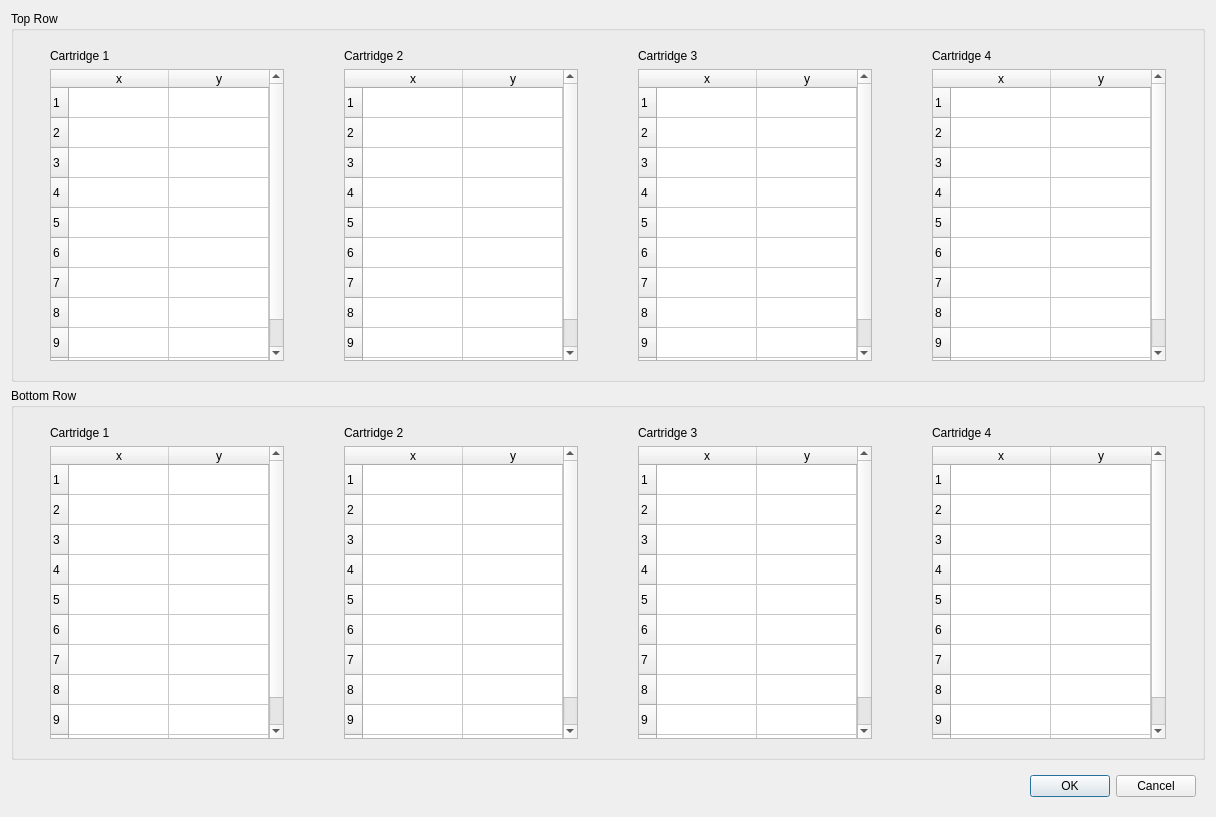
This is nicos_ess/loki/gui/ui_files/sample_changers/thermo_cell_holder_positions.ui in jfkcooper/nicos as Qt 5 draws it before an edit. The edited form follows.
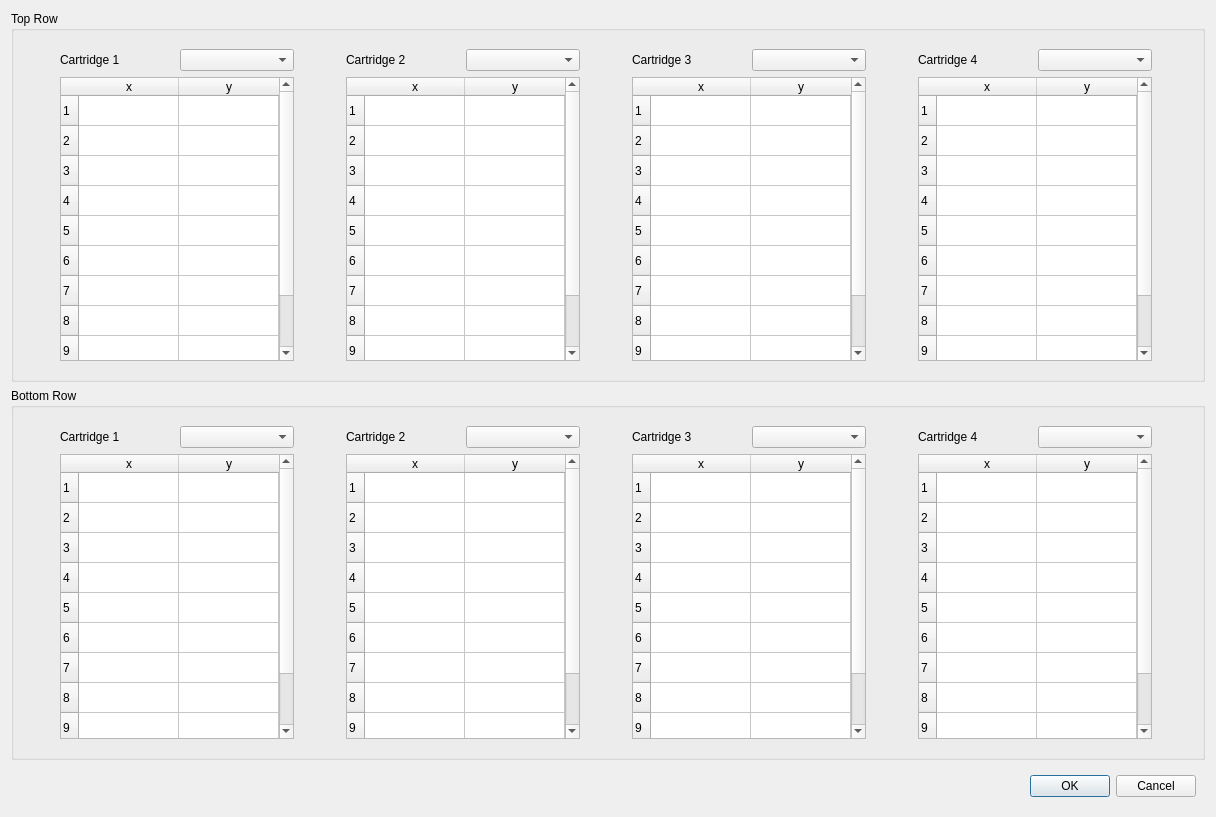
This is the edited form.

Commit message: lay out the baisc and ui changes

Patch:
```diff
--- a/nicos_ess/loki/gui/ui_files/sample_changers/thermo_cell_holder_positions.ui
+++ b/nicos_ess/loki/gui/ui_files/sample_changers/thermo_cell_holder_positions.ui
@@ -10,6 +10,12 @@
     <height>817</height>
    </rect>
   </property>
+  <property name="sizePolicy">
+   <sizepolicy hsizetype="Maximum" vsizetype="Preferred">
+    <horstretch>0</horstretch>
+    <verstretch>0</verstretch>
+   </sizepolicy>
+  </property>
   <property name="windowTitle">
    <string>Form</string>
   </property>
@@ -47,64 +53,19 @@
      <layout class="QGridLayout" name="gridLayout_22">
       <item row="0" column="1">
        <widget class="QFrame" name="frame_22">
+        <property name="sizePolicy">
+         <sizepolicy hsizetype="Maximum" vsizetype="Preferred">
+          <horstretch>0</horstretch>
+          <verstretch>0</verstretch>
+         </sizepolicy>
+        </property>
         <property name="frameShape">
          <enum>QFrame::NoFrame</enum>
         </property>
         <property name="frameShadow">
          <enum>QFrame::Sunken</enum>
         </property>
-        <layout class="QGridLayout" name="gridLayout_25">
-         <item row="1" column="0">
-          <widget class="QTableWidget" name="secondRowSecondTable">
-           <property name="sizePolicy">
-            <sizepolicy hsizetype="Fixed" vsizetype="Expanding">
-             <horstretch>0</horstretch>
-             <verstretch>0</verstretch>
-            </sizepolicy>
-           </property>
-           <property name="verticalScrollBarPolicy">
-            <enum>Qt::ScrollBarAsNeeded</enum>
-           </property>
-           <property name="horizontalScrollBarPolicy">
-            <enum>Qt::ScrollBarAlwaysOff</enum>
-           </property>
-           <property name="sizeAdjustPolicy">
-            <enum>QAbstractScrollArea::AdjustToContents</enum>
-           </property>
-           <property name="editTriggers">
-            <set>QAbstractItemView::AnyKeyPressed|QAbstractItemView::CurrentChanged|QAbstractItemView::DoubleClicked|QAbstractItemView::EditKeyPressed</set>
-           </property>
-           <property name="cornerButtonEnabled">
-            <bool>false</bool>
-           </property>
-           <property name="rowCount">
-            <number>10</number>
-           </property>
-           <property name="columnCount">
-            <number>2</number>
-           </property>
-           <row/>
-           <row/>
-           <row/>
-           <row/>
-           <row/>
-           <row/>
-           <row/>
-           <row/>
-           <row/>
-           <row/>
-           <column>
-            <property name="text">
-             <string>x</string>
-            </property>
-           </column>
-           <column>
-            <property name="text">
-             <string>y</string>
-            </property>
-           </column>
-          </widget>
-         </item>
+        <layout class="QGridLayout" name="gridLayout_8">
          <item row="0" column="0">
           <widget class="QLabel" name="label_20">
            <property name="text">
@@ -112,11 +73,71 @@
            </property>
           </widget>
          </item>
+         <item row="0" column="1">
+          <widget class="QComboBox" name="cart6comboBox"/>
+         </item>
+         <item row="1" column="0" colspan="2">
+          <widget class="QTableWidget" name="secondRowSecondTable">
+           <property name="sizePolicy">
+            <sizepolicy hsizetype="Fixed" vsizetype="Expanding">
+             <horstretch>0</horstretch>
+             <verstretch>0</verstretch>
+            </sizepolicy>
+           </property>
+           <property name="verticalScrollBarPolicy">
+            <enum>Qt::ScrollBarAsNeeded</enum>
+           </property>
+           <property name="horizontalScrollBarPolicy">
+            <enum>Qt::ScrollBarAlwaysOff</enum>
+           </property>
+           <property name="sizeAdjustPolicy">
+            <enum>QAbstractScrollArea::AdjustToContents</enum>
+           </property>
+           <property name="editTriggers">
+            <set>QAbstractItemView::AnyKeyPressed|QAbstractItemView::CurrentChanged|QAbstractItemView::DoubleClicked|QAbstractItemView::EditKeyPressed</set>
+           </property>
+           <property name="cornerButtonEnabled">
+            <bool>false</bool>
+           </property>
+           <property name="rowCount">
+            <number>10</number>
+           </property>
+           <property name="columnCount">
+            <number>2</number>
+           </property>
+           <row/>
+           <row/>
+           <row/>
+           <row/>
+           <row/>
+           <row/>
+           <row/>
+           <row/>
+           <row/>
+           <row/>
+           <column>
+            <property name="text">
+             <string>x</string>
+            </property>
+           </column>
+           <column>
+            <property name="text">
+             <string>y</string>
+            </property>
+           </column>
+          </widget>
+         </item>
         </layout>
        </widget>
       </item>
       <item row="0" column="0">
        <widget class="QFrame" name="frame_20">
+        <property name="sizePolicy">
+         <sizepolicy hsizetype="Maximum" vsizetype="Preferred">
+          <horstretch>0</horstretch>
+          <verstretch>0</verstretch>
+         </sizepolicy>
+        </property>
         <property name="frameShape">
          <enum>QFrame::NoFrame</enum>
         </property>
@@ -126,7 +147,7 @@
         <property name="lineWidth">
          <number>2</number>
         </property>
-        <layout class="QGridLayout" name="gridLayout_23">
+        <layout class="QGridLayout" name="gridLayout_7">
          <item row="0" column="0">
           <widget class="QLabel" name="label_19">
            <property name="text">
@@ -134,7 +155,10 @@
            </property>
           </widget>
          </item>
-         <item row="1" column="0">
+         <item row="0" column="1">
+          <widget class="QComboBox" name="cart5ComboBox"/>
+         </item>
+         <item row="1" column="0" colspan="2">
           <widget class="QTableWidget" name="secondRowFirstTable">
            <property name="sizePolicy">
             <sizepolicy hsizetype="Fixed" vsizetype="Expanding">
@@ -190,14 +214,30 @@
       </item>
       <item row="0" column="2">
        <widget class="QFrame" name="frame_24">
+        <property name="sizePolicy">
+         <sizepolicy hsizetype="Maximum" vsizetype="Preferred">
+          <horstretch>0</horstretch>
+          <verstretch>0</verstretch>
+         </sizepolicy>
+        </property>
         <property name="frameShape">
          <enum>QFrame::NoFrame</enum>
         </property>
         <property name="frameShadow">
          <enum>QFrame::Sunken</enum>
         </property>
-        <layout class="QGridLayout" name="gridLayout_27">
-         <item row="1" column="0">
+        <layout class="QGridLayout" name="gridLayout_9">
+         <item row="0" column="0">
+          <widget class="QLabel" name="label_22">
+           <property name="text">
+            <string>Cartridge 3</string>
+           </property>
+          </widget>
+         </item>
+         <item row="0" column="1">
+          <widget class="QComboBox" name="cart7ComboBox"/>
+         </item>
+         <item row="1" column="0" colspan="2">
           <widget class="QTableWidget" name="secondRowThirdTable">
            <property name="sizePolicy">
             <sizepolicy hsizetype="Fixed" vsizetype="Expanding">
@@ -251,25 +291,24 @@
            </column>
           </widget>
          </item>
-         <item row="0" column="0">
-          <widget class="QLabel" name="label_22">
-           <property name="text">
-            <string>Cartridge 3</string>
-           </property>
-          </widget>
-         </item>
         </layout>
        </widget>
       </item>
       <item row="0" column="3">
        <widget class="QFrame" name="frame_26">
+        <property name="sizePolicy">
+         <sizepolicy hsizetype="Maximum" vsizetype="Preferred">
+          <horstretch>0</horstretch>
+          <verstretch>0</verstretch>
+         </sizepolicy>
+        </property>
         <property name="frameShape">
          <enum>QFrame::NoFrame</enum>
         </property>
         <property name="frameShadow">
          <enum>QFrame::Sunken</enum>
         </property>
-        <layout class="QGridLayout" name="gridLayout_29">
+        <layout class="QGridLayout" name="gridLayout_10">
          <item row="0" column="0">
           <widget class="QLabel" name="label_24">
            <property name="text">
@@ -277,7 +316,10 @@
            </property>
           </widget>
          </item>
-         <item row="1" column="0">
+         <item row="0" column="1">
+          <widget class="QComboBox" name="cart8ComboBox"/>
+         </item>
+         <item row="1" column="0" colspan="2">
           <widget class="QTableWidget" name="secondRowFourthTable">
            <property name="sizePolicy">
             <sizepolicy hsizetype="Fixed" vsizetype="Expanding">
@@ -345,6 +387,12 @@
      <layout class="QGridLayout" name="gridLayout_21">
       <item row="0" column="0">
        <widget class="QFrame" name="frame_2">
+        <property name="sizePolicy">
+         <sizepolicy hsizetype="Maximum" vsizetype="Preferred">
+          <horstretch>0</horstretch>
+          <verstretch>0</verstretch>
+         </sizepolicy>
+        </property>
         <property name="frameShape">
          <enum>QFrame::NoFrame</enum>
         </property>
@@ -355,7 +403,17 @@
          <number>2</number>
         </property>
         <layout class="QGridLayout" name="gridLayout_2">
-         <item row="1" column="0">
+         <item row="0" column="0">
+          <widget class="QLabel" name="label_2">
+           <property name="text">
+            <string>Cartridge 1</string>
+           </property>
+          </widget>
+         </item>
+         <item row="0" column="1">
+          <widget class="QComboBox" name="cart1ComboBox"/>
+         </item>
+         <item row="1" column="0" colspan="2">
           <widget class="QTableWidget" name="firstRowFirstTable">
            <property name="sizePolicy">
             <sizepolicy hsizetype="Fixed" vsizetype="Expanding">
@@ -421,18 +479,17 @@
            </column>
           </widget>
          </item>
-         <item row="0" column="0">
-          <widget class="QLabel" name="label_2">
-           <property name="text">
-            <string>Cartridge 1</string>
-           </property>
-          </widget>
-         </item>
         </layout>
        </widget>
       </item>
       <item row="0" column="3">
        <widget class="QFrame" name="frame_5">
+        <property name="sizePolicy">
+         <sizepolicy hsizetype="Maximum" vsizetype="Preferred">
+          <horstretch>0</horstretch>
+          <verstretch>0</verstretch>
+         </sizepolicy>
+        </property>
         <property name="frameShape">
          <enum>QFrame::NoFrame</enum>
         </property>
@@ -440,57 +497,6 @@
          <enum>QFrame::Sunken</enum>
         </property>
         <layout class="QGridLayout" name="gridLayout_5">
-         <item row="1" column="0">
-          <widget class="QTableWidget" name="firstRowFourthTable">
-           <property name="sizePolicy">
-            <sizepolicy hsizetype="Fixed" vsizetype="Expanding">
-             <horstretch>0</horstretch>
-             <verstretch>0</verstretch>
-            </sizepolicy>
-           </property>
-           <property name="verticalScrollBarPolicy">
-            <enum>Qt::ScrollBarAsNeeded</enum>
-           </property>
-           <property name="horizontalScrollBarPolicy">
-            <enum>Qt::ScrollBarAlwaysOff</enum>
-           </property>
-           <property name="sizeAdjustPolicy">
-            <enum>QAbstractScrollArea::AdjustToContents</enum>
-           </property>
-           <property name="editTriggers">
-            <set>QAbstractItemView::AnyKeyPressed|QAbstractItemView::CurrentChanged|QAbstractItemView::DoubleClicked|QAbstractItemView::EditKeyPressed</set>
-           </property>
-           <property name="cornerButtonEnabled">
-            <bool>false</bool>
-           </property>
-           <property name="rowCount">
-            <number>10</number>
-           </property>
-           <property name="columnCount">
-            <number>2</number>
-           </property>
-           <row/>
-           <row/>
-           <row/>
-           <row/>
-           <row/>
-           <row/>
-           <row/>
-           <row/>
-           <row/>
-           <row/>
-           <column>
-            <property name="text">
-             <string>x</string>
-            </property>
-           </column>
-           <column>
-            <property name="text">
-             <string>y</string>
-            </property>
-           </column>
-          </widget>
-         </item>
          <item row="0" column="0">
           <widget class="QLabel" name="label_5">
            <property name="text">
@@ -498,11 +504,71 @@
            </property>
           </widget>
          </item>
+         <item row="0" column="1">
+          <widget class="QComboBox" name="cart4ComboBox"/>
+         </item>
+         <item row="1" column="0" colspan="2">
+          <widget class="QTableWidget" name="firstRowFourthTable">
+           <property name="sizePolicy">
+            <sizepolicy hsizetype="Fixed" vsizetype="Expanding">
+             <horstretch>0</horstretch>
+             <verstretch>0</verstretch>
+            </sizepolicy>
+           </property>
+           <property name="verticalScrollBarPolicy">
+            <enum>Qt::ScrollBarAsNeeded</enum>
+           </property>
+           <property name="horizontalScrollBarPolicy">
+            <enum>Qt::ScrollBarAlwaysOff</enum>
+           </property>
+           <property name="sizeAdjustPolicy">
+            <enum>QAbstractScrollArea::AdjustToContents</enum>
+           </property>
+           <property name="editTriggers">
+            <set>QAbstractItemView::AnyKeyPressed|QAbstractItemView::CurrentChanged|QAbstractItemView::DoubleClicked|QAbstractItemView::EditKeyPressed</set>
+           </property>
+           <property name="cornerButtonEnabled">
+            <bool>false</bool>
+           </property>
+           <property name="rowCount">
+            <number>10</number>
+           </property>
+           <property name="columnCount">
+            <number>2</number>
+           </property>
+           <row/>
+           <row/>
+           <row/>
+           <row/>
+           <row/>
+           <row/>
+           <row/>
+           <row/>
+           <row/>
+           <row/>
+           <column>
+            <property name="text">
+             <string>x</string>
+            </property>
+           </column>
+           <column>
+            <property name="text">
+             <string>y</string>
+            </property>
+           </column>
+          </widget>
+         </item>
         </layout>
        </widget>
       </item>
       <item row="0" column="1">
        <widget class="QFrame" name="frame_3">
+        <property name="sizePolicy">
+         <sizepolicy hsizetype="Maximum" vsizetype="Preferred">
+          <horstretch>0</horstretch>
+          <verstretch>0</verstretch>
+         </sizepolicy>
+        </property>
         <property name="frameShape">
          <enum>QFrame::NoFrame</enum>
         </property>
@@ -510,7 +576,17 @@
          <enum>QFrame::Sunken</enum>
         </property>
         <layout class="QGridLayout" name="gridLayout_3">
-         <item row="1" column="0">
+         <item row="0" column="0">
+          <widget class="QLabel" name="label_3">
+           <property name="text">
+            <string>Cartridge 2</string>
+           </property>
+          </widget>
+         </item>
+         <item row="0" column="1">
+          <widget class="QComboBox" name="cart2ComboBox"/>
+         </item>
+         <item row="1" column="0" colspan="2">
           <widget class="QTableWidget" name="firstRowSecondTable">
            <property name="sizePolicy">
             <sizepolicy hsizetype="Fixed" vsizetype="Expanding">
@@ -564,18 +640,17 @@
            </column>
           </widget>
          </item>
-         <item row="0" column="0">
-          <widget class="QLabel" name="label_3">
-           <property name="text">
-            <string>Cartridge 2</string>
-           </property>
-          </widget>
-         </item>
         </layout>
        </widget>
       </item>
       <item row="0" column="2">
        <widget class="QFrame" name="frame_4">
+        <property name="sizePolicy">
+         <sizepolicy hsizetype="Maximum" vsizetype="Preferred">
+          <horstretch>0</horstretch>
+          <verstretch>0</verstretch>
+         </sizepolicy>
+        </property>
         <property name="frameShape">
          <enum>QFrame::NoFrame</enum>
         </property>
@@ -583,57 +658,6 @@
          <enum>QFrame::Sunken</enum>
         </property>
         <layout class="QGridLayout" name="gridLayout_4">
-         <item row="1" column="0">
-          <widget class="QTableWidget" name="firstRowThirdTable">
-           <property name="sizePolicy">
-            <sizepolicy hsizetype="Fixed" vsizetype="Expanding">
-             <horstretch>0</horstretch>
-             <verstretch>0</verstretch>
-            </sizepolicy>
-           </property>
-           <property name="verticalScrollBarPolicy">
-            <enum>Qt::ScrollBarAsNeeded</enum>
-           </property>
-           <property name="horizontalScrollBarPolicy">
-            <enum>Qt::ScrollBarAlwaysOff</enum>
-           </property>
-           <property name="sizeAdjustPolicy">
-            <enum>QAbstractScrollArea::AdjustToContents</enum>
-           </property>
-           <property name="editTriggers">
-            <set>QAbstractItemView::AnyKeyPressed|QAbstractItemView::CurrentChanged|QAbstractItemView::DoubleClicked|QAbstractItemView::EditKeyPressed</set>
-           </property>
-           <property name="cornerButtonEnabled">
-            <bool>false</bool>
-           </property>
-           <property name="rowCount">
-            <number>10</number>
-           </property>
-           <property name="columnCount">
-            <number>2</number>
-           </property>
-           <row/>
-           <row/>
-           <row/>
-           <row/>
-           <row/>
-           <row/>
-           <row/>
-           <row/>
-           <row/>
-           <row/>
-           <column>
-            <property name="text">
-             <string>x</string>
-            </property>
-           </column>
-           <column>
-            <property name="text">
-             <string>y</string>
-            </property>
-           </column>
-          </widget>
-         </item>
          <item row="0" column="0">
           <widget class="QLabel" name="label_4">
            <property name="text">
@@ -641,6 +665,60 @@
            </property>
           </widget>
          </item>
+         <item row="0" column="1">
+          <widget class="QComboBox" name="cart3ComboBox"/>
+         </item>
+         <item row="1" column="0" colspan="2">
+          <widget class="QTableWidget" name="firstRowThirdTable">
+           <property name="sizePolicy">
+            <sizepolicy hsizetype="Fixed" vsizetype="Expanding">
+             <horstretch>0</horstretch>
+             <verstretch>0</verstretch>
+            </sizepolicy>
+           </property>
+           <property name="verticalScrollBarPolicy">
+            <enum>Qt::ScrollBarAsNeeded</enum>
+           </property>
+           <property name="horizontalScrollBarPolicy">
+            <enum>Qt::ScrollBarAlwaysOff</enum>
+           </property>
+           <property name="sizeAdjustPolicy">
+            <enum>QAbstractScrollArea::AdjustToContents</enum>
+           </property>
+           <property name="editTriggers">
+            <set>QAbstractItemView::AnyKeyPressed|QAbstractItemView::CurrentChanged|QAbstractItemView::DoubleClicked|QAbstractItemView::EditKeyPressed</set>
+           </property>
+           <property name="cornerButtonEnabled">
+            <bool>false</bool>
+           </property>
+           <property name="rowCount">
+            <number>10</number>
+           </property>
+           <property name="columnCount">
+            <number>2</number>
+           </property>
+           <row/>
+           <row/>
+           <row/>
+           <row/>
+           <row/>
+           <row/>
+           <row/>
+           <row/>
+           <row/>
+           <row/>
+           <column>
+            <property name="text">
+             <string>x</string>
+            </property>
+           </column>
+           <column>
+            <property name="text">
+             <string>y</string>
+            </property>
+           </column>
+          </widget>
+         </item>
         </layout>
        </widget>
       </item>
```
The commit also changes 1 other file.
